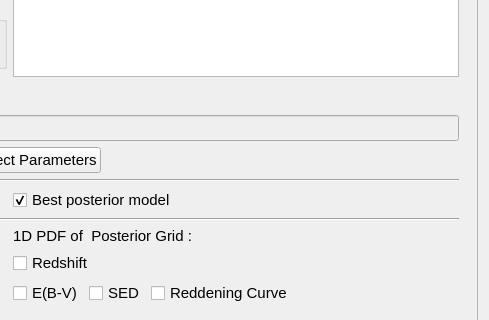
astrorama/Phosphoros, file PhzQtUI/auxdir/PhzQtUI/FormAnalysis.ui: the form before one commit; both pictures show x 469 to 958 and y 488 to 808 of the 958 by 962 pixel window.
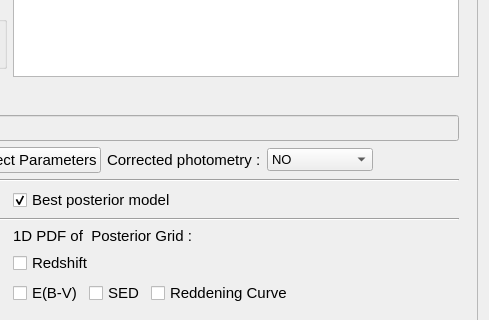
The form after the commit.

Commit message: Change in the GUI to activate the output of the corrected photometry

Diff of the .ui file:
```diff
--- a/PhzQtUI/auxdir/PhzQtUI/FormAnalysis.ui
+++ b/PhzQtUI/auxdir/PhzQtUI/FormAnalysis.ui
@@ -1367,8 +1367,8 @@
            <rect>
             <x>0</x>
             <y>0</y>
-            <width>916</width>
-            <height>710</height>
+            <width>935</width>
+            <height>716</height>
            </rect>
           </property>
           <attribute name="label">
@@ -1819,6 +1819,45 @@
                </property>
               </widget>
              </item>
+             <item>
+              <widget class="QLabel" name="label_31">
+               <property name="font">
+                <font>
+                 <pointsize>11</pointsize>
+                </font>
+               </property>
+               <property name="text">
+                <string>Corrected photometry :</string>
+               </property>
+              </widget>
+             </item>
+             <item>
+              <widget class="QComboBox" name="cb_corr_phot">
+               <property name="font">
+                <font>
+                 <pointsize>10</pointsize>
+                </font>
+               </property>
+               <property name="toolTip">
+                <string>&lt;html&gt;&lt;head/&gt;&lt;body&gt;&lt;p&gt;Ouput the photometry corrected for the filter shifts and/or galactic reddening, errors are recomputed if ordered to.&lt;/p&gt;&lt;p&gt;&lt;br/&gt;&lt;/p&gt;&lt;p&gt;&lt;span style=&quot; font-weight:600;&quot;&gt;NO&lt;/span&gt;: do not output corrected phototmetry.&lt;/p&gt;&lt;p&gt;&lt;br/&gt;&lt;/p&gt;&lt;p&gt;&lt;span style=&quot; font-weight:600;&quot;&gt;BESTFIT&lt;/span&gt;: compute the correction coefficient based on the best fit model.&lt;/p&gt;&lt;p&gt;&lt;br/&gt;&lt;/p&gt;&lt;p&gt;&lt;span style=&quot; font-weight:600;&quot;&gt;POSTERIOR&lt;/span&gt;: compute the correction coefficient for all the models and take the weighted mean using the posterior as weight.&lt;/p&gt;&lt;/body&gt;&lt;/html&gt;</string>
+               </property>
+               <item>
+                <property name="text">
+                 <string>NO</string>
+                </property>
+               </item>
+               <item>
+                <property name="text">
+                 <string>BESTFIT</string>
+                </property>
+               </item>
+               <item>
+                <property name="text">
+                 <string>POSTERIOR</string>
+                </property>
+               </item>
+              </widget>
+             </item>
              <item>
               <spacer name="horizontalSpacer_13">
                <property name="orientation">
```
Left out of the diff: 20 changed lines with no effect on the pictures. The commit also changes 2 other files.
